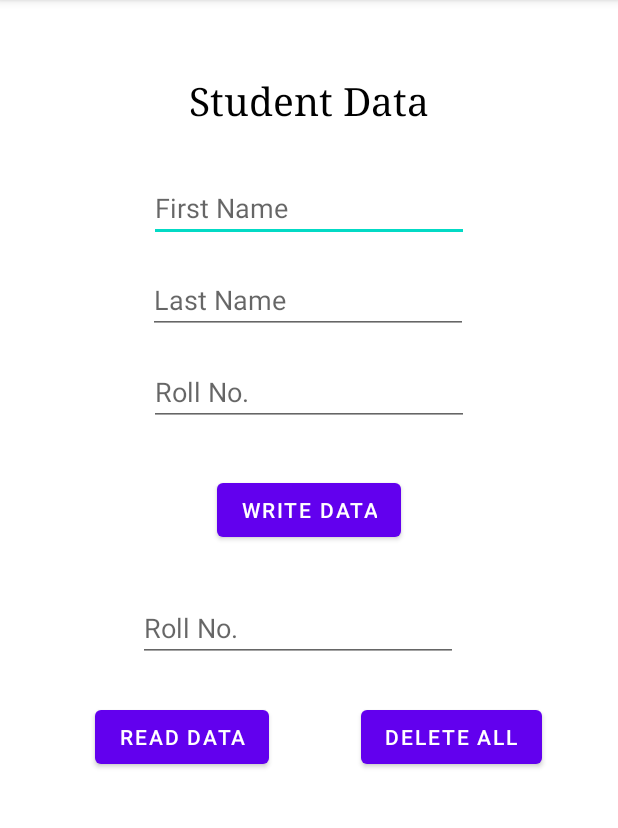
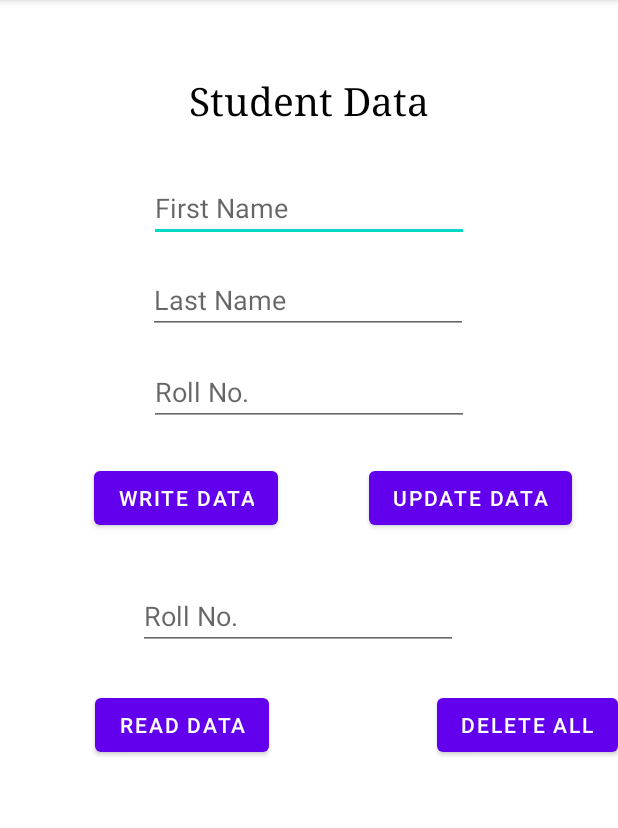
Before and after one commit to HillaryKiprono/RoomDB, an Android app: the screen it shows after launch (MainActivity), on a phone screen of 412 x 824 dp, the part 84-912 px from its top. Run offline under Robolectric (Android 15) with nearby library versions, the phone set to English and light mode, and no system bars; our stand-ins replace Room's generated code.

Commit message:
delete button

```diff
--- a/app/src/main/java/com/kipronohillary/roomdb/models/StudentDao.kt
+++ b/app/src/main/java/com/kipronohillary/roomdb/models/StudentDao.kt
@@ -20,4 +20,6 @@ interface StudentDao {
 
     @Query("DELETE FROM student_table")
      fun deleteAll()
+     @Query("UPDATE student_table SET first_name=:firstName,last_name=:lastName WHERE  roll_no LIKE :roll")
+     fun update(firstName:String,lastName:String,roll:Int)
 }
--- a/app/src/main/res/layout/activity_main.xml
+++ b/app/src/main/res/layout/activity_main.xml
@@ -60,9 +60,10 @@
         android:id="@+id/btn_write_data"
         android:layout_width="wrap_content"
         android:layout_height="wrap_content"
-        android:layout_marginTop="32dp"
+        android:layout_marginTop="24dp"
         android:text="Write Data"
         app:layout_constraintEnd_toEndOf="parent"
+        app:layout_constraintHorizontal_bias="0.216"
         app:layout_constraintStart_toStartOf="parent"
         app:layout_constraintTop_toBottomOf="@+id/et_roll_no" />
 
@@ -126,10 +127,28 @@
         android:id="@+id/btn_delete_all"
         android:layout_width="wrap_content"
         android:layout_height="wrap_content"
-        android:layout_marginStart="10dp"
         android:text="Delete All"
         app:layout_constraintEnd_toEndOf="parent"
-        app:layout_constraintStart_toEndOf="@+id/btnReadData"
         app:layout_constraintTop_toTopOf="@+id/btnReadData" />
 
+    <View
+        android:id="@+id/divider"
+        android:layout_width="1dp"
+        android:layout_height="729dp"
+        android:background="?android:attr/listDivider"
+        android:visibility="invisible"
+        app:layout_constraintEnd_toEndOf="parent"
+        app:layout_constraintStart_toStartOf="parent"
+        tools:layout_editor_absoluteY="1dp" />
+
+    <Button
+        android:id="@+id/btnupdate"
+        android:layout_width="wrap_content"
+        android:layout_height="wrap_content"
+        android:layout_marginStart="8dp"
+        android:text="Update Data"
+        app:layout_constraintEnd_toEndOf="parent"
+        app:layout_constraintStart_toEndOf="@+id/divider"
+        app:layout_constraintTop_toTopOf="@+id/btn_write_data" />
+
 </androidx.constraintlayout.widget.ConstraintLayout>
```
Also changed, not shown: app/src/main/java/com/kipronohillary/roomdb/MainActivity.kt (+29 -0 lines).
